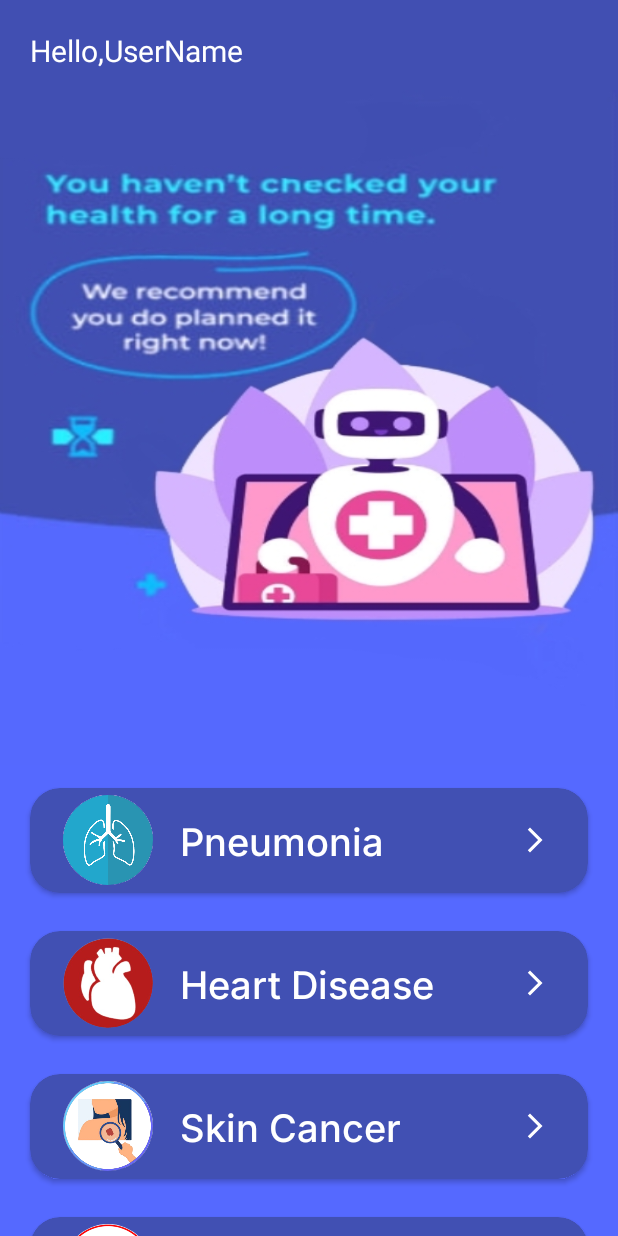
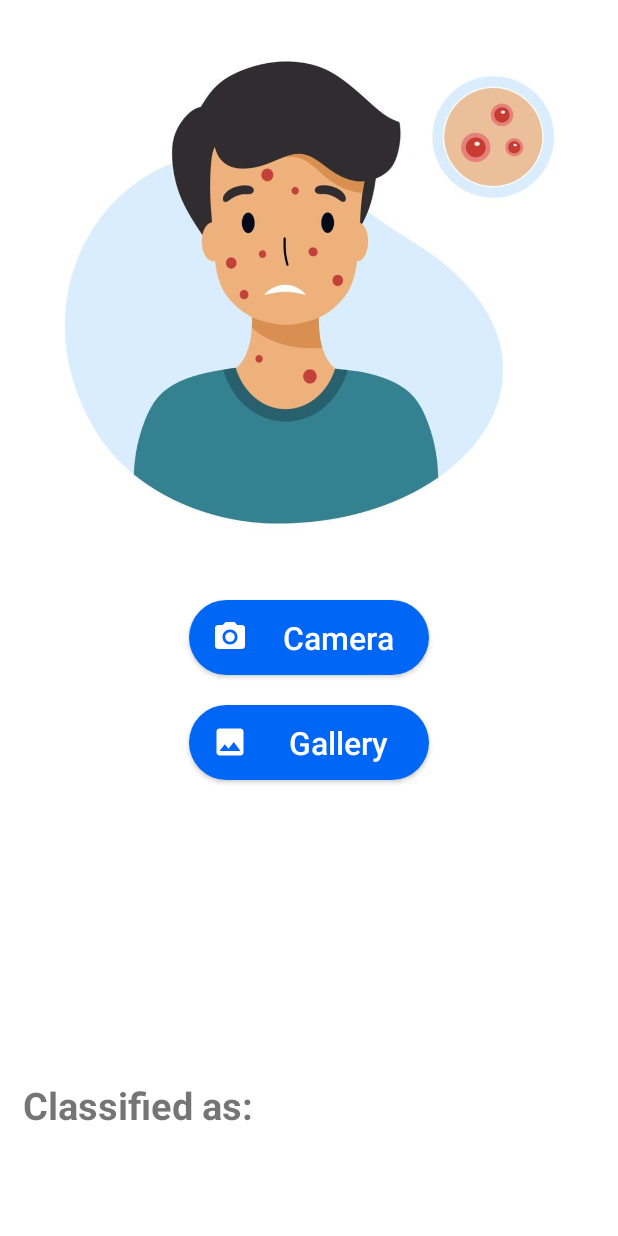
Before and after one commit to AhmedKamal71/OnlineDoctor, an Android app: the MenuScreen screen opened directly, with no data from a screen before it, after a tap on "Pneumonia", on a phone screen of 412 x 824 dp. Run offline under Robolectric (Android 15) with nearby library versions, the phone set to English and light mode, and no system bars; libraries missing offline, so code that uses them is left out: org.tensorflow.lite; Roboto replaces fonts that are not available here.

Commit message:
BreastCancer Model And Screen ui end

```diff
--- a/app/build.gradle
+++ b/app/build.gradle
@@ -41,4 +41,8 @@ dependencies {
     testImplementation 'junit:junit:4.13.2'
     androidTestImplementation 'androidx.test.ext:junit:1.1.5'
     androidTestImplementation 'androidx.test.espresso:espresso-core:3.5.1'
+    implementation 'com.android.volley:volley:1.2.1'
+    implementation 'com.android.volley:volley:1.2.0'
+    implementation 'com.squareup.okhttp3:okhttp:4.5.0'
+    implementation 'org.apache.poi:poi:3.17'
 }
--- a/app/src/main/java/com/example/onlinedoctor/MenuScreen.java
+++ b/app/src/main/java/com/example/onlinedoctor/MenuScreen.java
@@ -7,8 +7,10 @@ import android.content.Intent;
 import android.os.Bundle;
 import android.widget.Toast;
 
+import com.example.onlinedoctor.breast_cancer.BreastCancer;
+
 public class MenuScreen extends AppCompatActivity {
-    CardView heart, skinCancer, pneumonia, malaria;
+    CardView heart, skinCancer, pneumonia, malaria,breast;
 
     @Override
     protected void onCreate(Bundle savedInstanceState) {
@@ -19,7 +21,7 @@ public class MenuScreen extends AppCompatActivity {
         skinCancer = findViewById(R.id.cv_skinCancer);
         pneumonia = findViewById(R.id.cv_pneumonia);
         malaria = findViewById(R.id.cv_malaria);
-
+        breast = findViewById(R.id.cv_breastCancer);
 
         heart.setOnClickListener(v -> {
             Toast.makeText(this, "heart Screen", Toast.LENGTH_LONG).show();
@@ -28,10 +30,13 @@ public class MenuScreen extends AppCompatActivity {
             startActivity(new Intent(MenuScreen.this , SkinDetectionScreen.class));
         });
         pneumonia.setOnClickListener(v -> {
-            Toast.makeText(this, "pneumonia Screen", Toast.LENGTH_LONG).show();
+            startActivity(new Intent(MenuScreen.this , Pneumonia.class));
         });
         malaria.setOnClickListener(v -> {
             Toast.makeText(this, "malaria Screen", Toast.LENGTH_LONG).show();
         });
+        breast.setOnClickListener(v -> {
+            startActivity(new Intent(MenuScreen.this , BreastCancer.class));
+        });
     }
 }
--- /dev/null
+++ b/app/src/main/java/com/example/onlinedoctor/Pneumonia.java
@@ -0,0 +1,125 @@
+package com.example.onlinedoctor;
+
+import androidx.appcompat.app.AppCompatActivity;
+
+import android.os.Bundle;
+
+import androidx.annotation.Nullable;
+
+import android.content.Intent;
+import android.content.pm.PackageManager;
+import android.graphics.Bitmap;
+import android.graphics.Color;
+import android.media.ThumbnailUtils;
+import android.net.Uri;
+import android.provider.MediaStore;
+import android.view.View;
+import android.widget.Button;
+import android.widget.ImageView;
+import android.widget.TextView;
+
+import com.example.onlinedoctor.ml.Model3;
+
+import org.tensorflow.lite.DataType;
+import org.tensorflow.lite.support.tensorbuffer.TensorBuffer;
+
+import java.io.IOException;
+import java.nio.ByteBuffer;
+import java.nio.ByteOrder;
+
+public class Pneumonia extends AppCompatActivity {
+    TextView result;
+    ImageView imageView;
+    Button camera, gallery;
+    final int imageSize = 500;
+
+    @Override
+    protected void onCreate(Bundle savedInstanceState) {
+        super.onCreate(savedInstanceState);
+        setContentView(R.layout.activity_pneumonia);
+
+        result = findViewById(R.id.result);
+        imageView = findViewById(R.id.imageView);
+        camera = findViewById(R.id.camera);
+        gallery = findViewById(R.id.gallery);
+        camera.setOnClickListener(new View.OnClickListener() {
+            @Override
+            public void onClick(View view) {
+                // Launch camera if we have permission
+                Intent cameraIntent = new Intent(MediaStore.ACTION_IMAGE_CAPTURE);
+                startActivityForResult(cameraIntent, 1);
+            }
+        });
+        gallery.setOnClickListener(new View.OnClickListener() {
+            @Override
+            public void onClick(View view) {
+                Intent m = new Intent(Intent.ACTION_PICK, MediaStore.Images.Media.INTERNAL_CONTENT_URI);
+                startActivityForResult(m, 2);
+            }
+        });
+
+    }
+
+    public void classifyImage(Bitmap image) {
+        try {
+            Model3 model = Model3.newInstance(getApplicationContext());
+
+            // Creates inputs for reference.
+            TensorBuffer inputFeature0 = TensorBuffer.createFixedSize(new int[]{1, 500, 500, 1}, DataType.FLOAT32);
+            ByteBuffer byteBuffer = ByteBuffer.allocateDirect(4 * imageSize * imageSize);
+            byteBuffer.order(ByteOrder.nativeOrder());
+
+            int[] intValues = new int[imageSize * imageSize];
+            image.getPixels(intValues, 0, image.getWidth(), 0, 0, image.getWidth(), image.getHeight());
+
+            for (int value : intValues) {
+                byteBuffer.putFloat((float) Color.red(value) / 255.0f);
+            }
+            inputFeature0.loadBuffer(byteBuffer);
+            // Runs model inference and gets result.
+            Model3.Outputs outputs = model.process(inputFeature0);
+            TensorBuffer outputFeature0 = outputs.getOutputFeature0AsTensorBuffer();
+
+            float[] confidences = outputFeature0.getFloatArray();
+
+
+            if ((float) confidences[0] > 0.5) {
+                result.setText("Pneumonia case" + " " + String.format("%.2f", confidences[0]));
+            } else {
+                result.setText("Normal case" + " " + String.format("%.2f", 1 - confidences[0]));
+
+            }
+            // Releases model resources if no longer used.
+            model.close();
+        } catch (IOException e) {
+            // TODO Handle the exception
+        }
+    }
+
+
+    @Override
+    public void onActivityResult(int requestCode, int resultCode, @Nullable Intent data) {
+        if (requestCode == 1 && resultCode == RESULT_OK) {
+            Bitmap image = (Bitmap) data.getExtras().get("data");
+            int dimension = Math.min(image.getWidth(), image.getHeight());
+            image = ThumbnailUtils.extractThumbnail(image, dimension, dimension);
+            imageView.setImageBitmap(image);
+            image = Bitmap.createScaledBitmap(image, imageSize, imageSize, false);
+            classifyImage(image);
+        } else if (requestCode == 2 && resultCode == RESULT_OK) {
+            Uri uri = data.getData();
+            try {
+                Bitmap image = MediaStore.Images.Media.getBitmap(this.getContentResolver(), uri);
+                imageView.setImageBitmap(image);
+                image = Bitmap.createScaledBitmap(image, imageSize, imageSize, false);
+                classifyImage(image);
+
+            } catch (IOException e) {
+                e.printStackTrace();
+            }
+
+
+        }
+        super.onActivityResult(requestCode, resultCode, data);
+    }
+}
--- a/app/src/main/res/layout/activity_menu_screen.xml
+++ b/app/src/main/res/layout/activity_menu_screen.xml
@@ -226,9 +226,6 @@
                     android:layout_marginEnd="25dp"
                     android:src="@drawable/baseline_arrow_forward_ios_24"/>
             </androidx.cardview.widget.CardView>
-
-
-
         </LinearLayout>
     </ScrollView>
 
--- /dev/null
+++ b/app/src/main/res/layout/activity_pneumonia.xml
@@ -0,0 +1,87 @@
+<?xml version="1.0" encoding="utf-8"?>
+<androidx.constraintlayout.widget.ConstraintLayout
+    xmlns:android="http://schemas.android.com/apk/res/android"
+    xmlns:tools="http://schemas.android.com/tools"
+    xmlns:app="http://schemas.android.com/apk/res-auto"
+    android:layout_width="match_parent"
+    android:layout_height="match_parent"
+    tools:context=".Pneumonia">
+
+  <androidx.appcompat.widget.AppCompatButton
+      android:id="@+id/camera"
+      android:layout_width="160dp"
+      android:layout_height="50dp"
+      android:layout_below="@+id/gallery"
+      android:layout_centerInParent="true"
+      android:layout_marginTop="20dp"
+      android:background="@drawable/round_btn"
+      android:drawableStart="@drawable/baseline_camera_alt_24"
+      android:paddingStart="15dp"
+      android:text="Camera"
+      android:textAllCaps="false"
+      android:textColor="@color/white"
+      android:textSize="21sp"
+      app:layout_constraintEnd_toEndOf="parent"
+      app:layout_constraintStart_toStartOf="parent"
+      app:layout_constraintTop_toBottomOf="@id/imageView" />
+
+  <androidx.appcompat.widget.AppCompatButton
+      android:id="@+id/gallery"
+      android:layout_width="160dp"
+      android:layout_height="50dp"
+      android:layout_below="@+id/result"
+      android:layout_centerInParent="true"
+      android:layout_marginTop="20dp"
+      android:background="@drawable/round_btn"
+      android:drawableStart="@drawable/baseline_photo_24"
+      android:paddingStart="15dp"
+      android:text="Gallery"
+      android:textAllCaps="false"
+      android:textColor="@color/white"
+      android:textSize="21sp"
+      app:layout_constraintEnd_toEndOf="parent"
+      app:layout_constraintStart_toStartOf="parent"
+      app:layout_constraintTop_toBottomOf="@id/camera" />
+
+  <ImageView
+      android:id="@+id/imageView"
+      android:layout_width="370sp"
+      android:layout_height="370sp"
+      android:layout_centerHorizontal="true"
+      android:layout_marginTop="10sp"
+      android:src="@drawable/skin_image"
+      app:layout_constraintEnd_toEndOf="parent"
+      app:layout_constraintStart_toStartOf="parent"
+      app:layout_constraintTop_toTopOf="parent" />
+
+  <TextView
+      android:id="@+id/classified"
+      android:layout_width="wrap_content"
+      android:layout_height="wrap_content"
+      android:layout_below="@+id/imageView"
+      android:layout_centerHorizontal="true"
+      android:layout_marginStart="15dp"
+      android:layout_marginBottom="70dp"
+      android:text="Classified as:"
+      android:textSize="25sp"
+      android:textStyle="bold"
+      android:gravity="left"
+      app:layout_constraintBottom_toBottomOf="parent"
+      app:layout_constraintStart_toStartOf="parent" />
+
+  <TextView
+      android:id="@+id/result"
+      android:layout_width="wrap_content"
+      android:layout_height="wrap_content"
+      android:layout_marginStart="15dp"
+      android:layout_marginTop="15dp"
+      android:layout_marginBottom="70dp"
+      android:textColor="#C30000"
+      android:textSize="25sp"
+      android:textStyle="bold"
+      android:gravity="left"
+      app:layout_constraintStart_toEndOf="@id/classified"
+      app:layout_constraintBottom_toBottomOf="parent"
+      tools:text="Benign" />
+
+  </androidx.constraintlayout.widget.ConstraintLayout>
```
Also changed, not shown: app/src/main/AndroidManifest.xml (+16 -3 lines), app/src/main/java/com/example/onlinedoctor/breast_cancer/BreastCancer.java (added, +155 -0 lines), app/src/main/java/com/example/onlinedoctor/breast_cancer/Message.java (added, +10 -0 lines), app/src/main/java/com/example/onlinedoctor/breast_cancer/myDbAdapter.java (added, +96 -0 lines), app/src/main/res/layout/activity_breast_cancer.xml (added, +172 -0 lines), app/src/main/res/layout/activity_main.xml (+4 -3 lines), app/src/main/res/values/themes.xml (+6 -6 lines), 1 other file.
